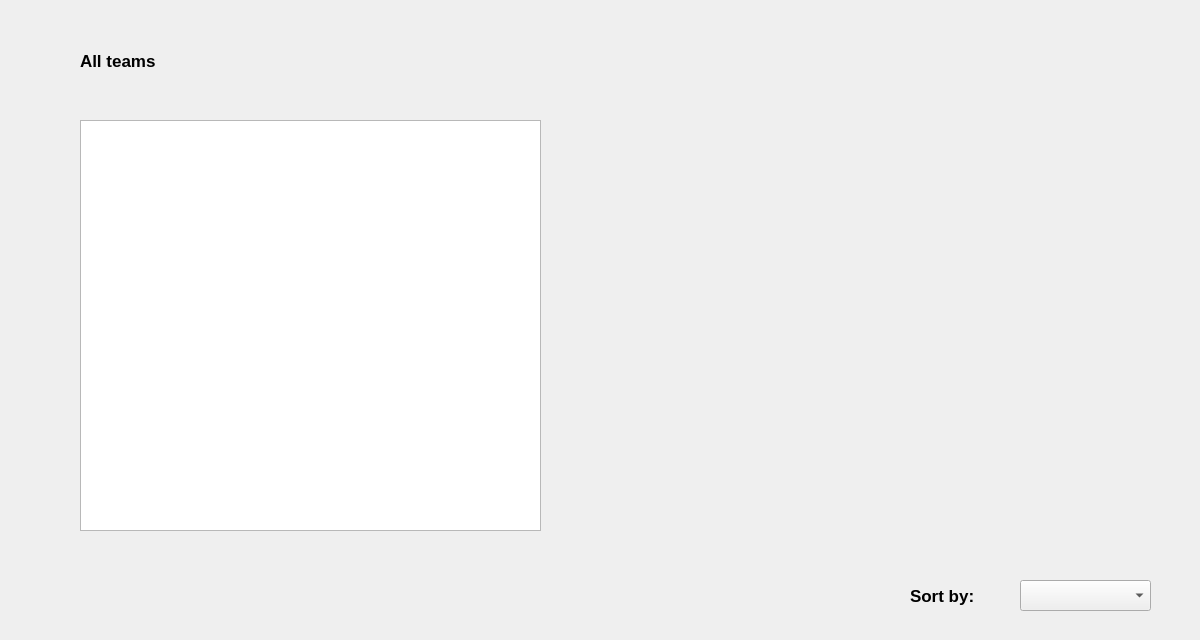
First picture: the form in CS1D-Basketball-master/Basketball/uTeams.ui, repository moetaei/CS1D-Basketball, before the edit.
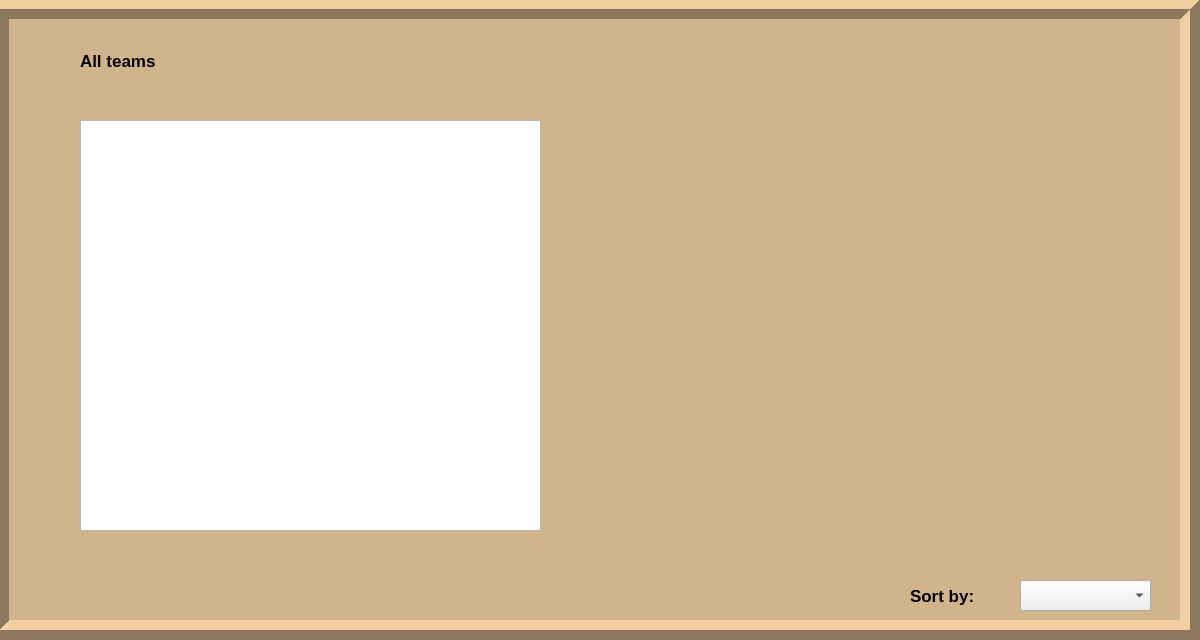
Second picture: the form after the edit.

Patch:
```diff
--- a/CS1D-Basketball-master/Basketball/uTeams.ui
+++ b/CS1D-Basketball-master/Basketball/uTeams.ui
@@ -97,6 +97,34 @@
     <string/>
    </property>
   </widget>
+  <widget class="QFrame" name="frame">
+   <property name="geometry">
+    <rect>
+     <x>-11</x>
+     <y>-1</y>
+     <width>1211</width>
+     <height>641</height>
+    </rect>
+   </property>
+   <property name="styleSheet">
+    <string notr="true">background-color:tan;</string>
+   </property>
+   <property name="frameShape">
+    <enum>QFrame::Box</enum>
+   </property>
+   <property name="frameShadow">
+    <enum>QFrame::Raised</enum>
+   </property>
+   <property name="lineWidth">
+    <number>10</number>
+   </property>
+  </widget>
+  <zorder>frame</zorder>
+  <zorder>uTeamsTable</zorder>
+  <zorder>sortBox</zorder>
+  <zorder>label</zorder>
+  <zorder>label_2</zorder>
+  <zorder>label_pic</zorder>
  </widget>
  <resources/>
  <connections/>
```
